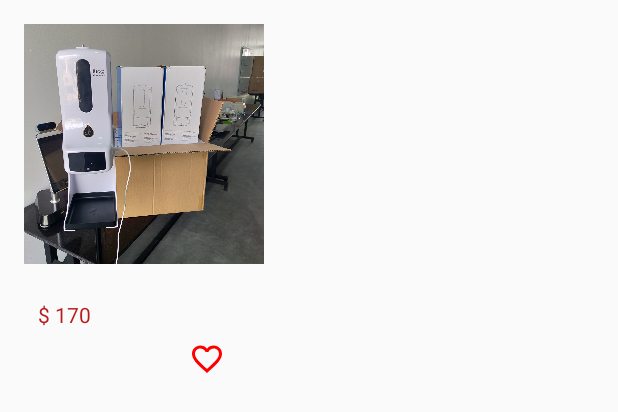
After one commit to sreymom19/Adapter-Course, an Android app: the layout products_item_list.xml on its own in the app's theme, with its tools: preview values and no code run, on a phone screen of 412 x 824 dp. The commit adds this screen. Shown: the top 412 px of the screen. Run offline under Robolectric (Android 15) with nearby library versions, the phone set to English and light mode, and no system bars.

Commit message:
GridView layout custom Adapter

```diff
--- /dev/null
+++ b/app/src/main/res/drawable/ic_baseline_favorite_border_24.xml
@@ -0,0 +1,5 @@
+<vector android:height="24dp" android:tint="#FF0000"
+    android:viewportHeight="24" android:viewportWidth="24"
+    android:width="24dp" xmlns:android="http://schemas.android.com/apk/res/android">
+    <path android:fillColor="@android:color/white" android:pathData="M16.5,3c-1.74,0 -3.41,0.81 -4.5,2.09C10.91,3.81 9.24,3 7.5,3 4.42,3 2,5.42 2,8.5c0,3.78 3.4,6.86 8.55,11.54L12,21.35l1.45,-1.32C18.6,15.36 22,12.28 22,8.5 22,5.42 19.58,3 16.5,3zM12.1,18.55l-0.1,0.1 -0.1,-0.1C7.14,14.24 4,11.39 4,8.5 4,6.5 5.5,5 7.5,5c1.54,0 3.04,0.99 3.57,2.36h1.87C13.46,5.99 14.96,5 16.5,5c2,0 3.5,1.5 3.5,3.5 0,2.89 -3.14,5.74 -7.9,10.05z"/>
+</vector>
--- /dev/null
+++ b/app/src/main/res/layout/products_item_list.xml
@@ -0,0 +1,49 @@
+<?xml version="1.0" encoding="utf-8"?>
+<androidx.constraintlayout.widget.ConstraintLayout xmlns:android="http://schemas.android.com/apk/res/android"
+    xmlns:app="http://schemas.android.com/apk/res-auto"
+    xmlns:tools="http://schemas.android.com/tools"
+    android:layout_width="wrap_content"
+    android:layout_height="wrap_content"
+    android:padding="8dp">
+
+    <ImageView
+        android:id="@+id/imageView"
+        android:layout_width="160dp"
+        android:layout_height="160dp"
+        android:layout_marginStart="8dp"
+        android:layout_marginTop="8dp"
+        android:scaleType="centerCrop"
+        android:layout_marginEnd="8dp"
+        android:src="@drawable/product"
+        app:layout_constraintEnd_toEndOf="parent"
+        app:layout_constraintStart_toStartOf="parent"
+        app:layout_constraintTop_toTopOf="parent" />
+
+    <TextView
+        android:id="@+id/tvPrice"
+        android:layout_width="wrap_content"
+        android:layout_height="wrap_content"
+        android:layout_marginTop="24dp"
+        android:text="$ 170"
+        android:textColor="#B71C1C"
+        app:layout_constraintEnd_toEndOf="parent"
+        app:layout_constraintHorizontal_bias="0.121"
+        app:layout_constraintStart_toStartOf="parent"
+        app:layout_constraintTop_toBottomOf="@+id/imageView" />
+
+    <ImageView
+        android:id="@+id/btnfavorite"
+        android:layout_width="wrap_content"
+        android:layout_height="wrap_content"
+        android:layout_marginStart="116dp"
+        android:layout_marginTop="8dp"
+        android:layout_marginEnd="32dp"
+        android:layout_marginBottom="8dp"
+        app:layout_constraintBottom_toBottomOf="parent"
+        app:layout_constraintEnd_toEndOf="parent"
+        app:layout_constraintStart_toStartOf="parent"
+        app:layout_constraintTop_toBottomOf="@+id/tvPrice"
+        app:layout_constraintVertical_bias="0.9"
+        app:srcCompat="@drawable/ic_baseline_favorite_border_24" />
+
+</androidx.constraintlayout.widget.ConstraintLayout>
```
Also changed, not shown: app/src/main/AndroidManifest.xml (+4 -3 lines), app/src/main/java/com/example/adapterdemo/ProductListActivity.java (added, +59 -0 lines), app/src/main/java/com/example/adapterdemo/SongActivity.java (+13 -1 lines), app/src/main/java/com/example/adapterdemo/adapter/ProductAdapter.java (added, +79 -0 lines), app/src/main/java/com/example/adapterdemo/model/Product.java (added, +32 -0 lines), app/src/main/res/layout/activity_product_list.xml (added, +23 -0 lines), app/src/main/res/layout/song_item_layout.xml (+4 -4 lines), app/src/main/res/drawable/auto_temperature.png (added), app/src/main/res/drawable/product.jpg (added), 1 other file.
